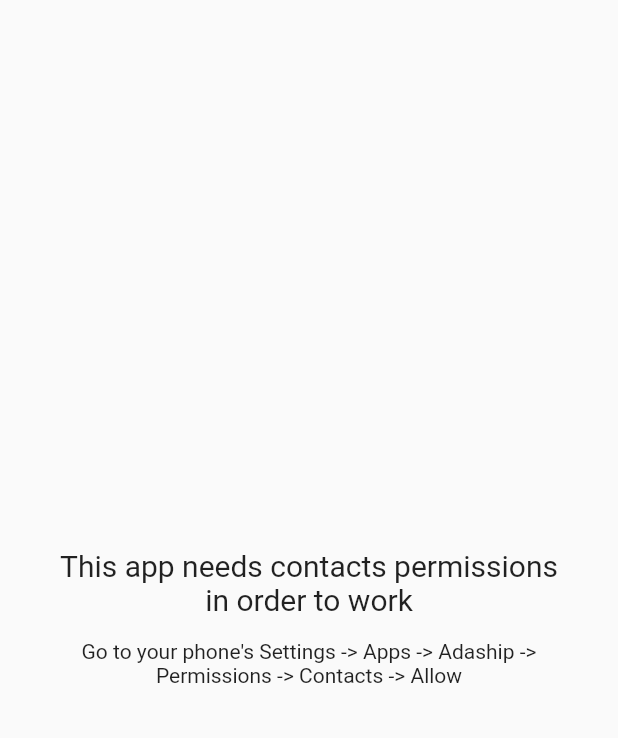
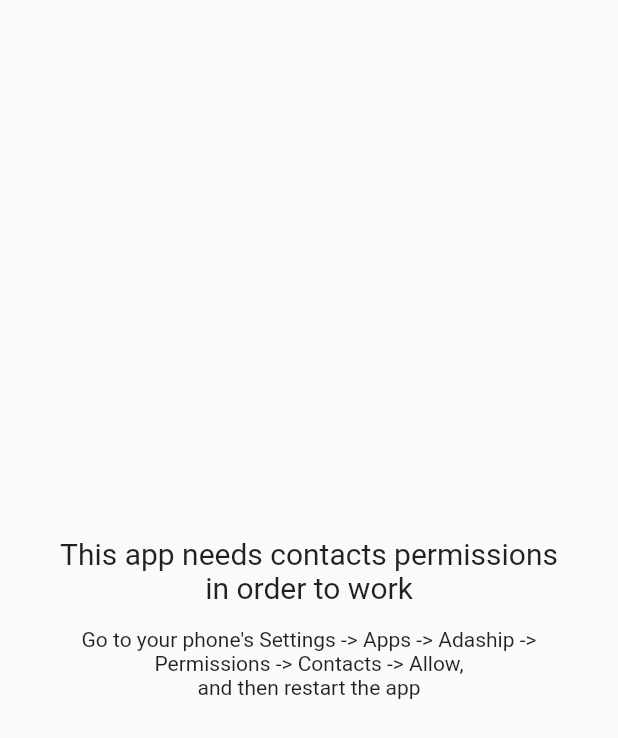
Before and after one commit to GemperC/adashim-with-best-regards, a Flutter app: the RefusePermissionPage widget shown alone on an empty page, opened directly, on a phone screen of 412 x 824 dp. Shown: the top 738 px of the screen. Run offline on Flutter 3.47's test engine with Material 2 defaults, Android fonts, the phone set to English and light mode, and no system bars; our stand-ins replace flutter_contacts.

```diff
--- a/lib/pages/refuse_permissions.dart
+++ b/lib/pages/refuse_permissions.dart
@@ -24,7 +24,11 @@ class RefusePermissionPage extends StatelessWidget {
             style: TextStyle(fontSize: 20),
           ),
           SizedBox(height: 15),
-          Text('Go to your phone\'s Settings -> Apps -> Adaship -> Permissions -> Contacts -> Allow',
+          Text('Go to your phone\'s Settings -> Apps -> Adaship -> Permissions -> Contacts -> Allow,',
+            textAlign: TextAlign.center,
+            style: TextStyle(fontSize: 14),
+          ),
+          Text('and then restart the app',
             textAlign: TextAlign.center,
             style: TextStyle(fontSize: 14),
           ),
--- a/pubspec.yaml
+++ b/pubspec.yaml
@@ -31,6 +31,7 @@ dependencies:
     sdk: flutter
 
   flutter_contacts: ^1.1.5
+
 
   # The following adds the Cupertino Icons font to your application.
   # Use with the CupertinoIcons class for iOS style icons.
```
Also changed, not shown: lib/main.dart (+13 -5 lines).
